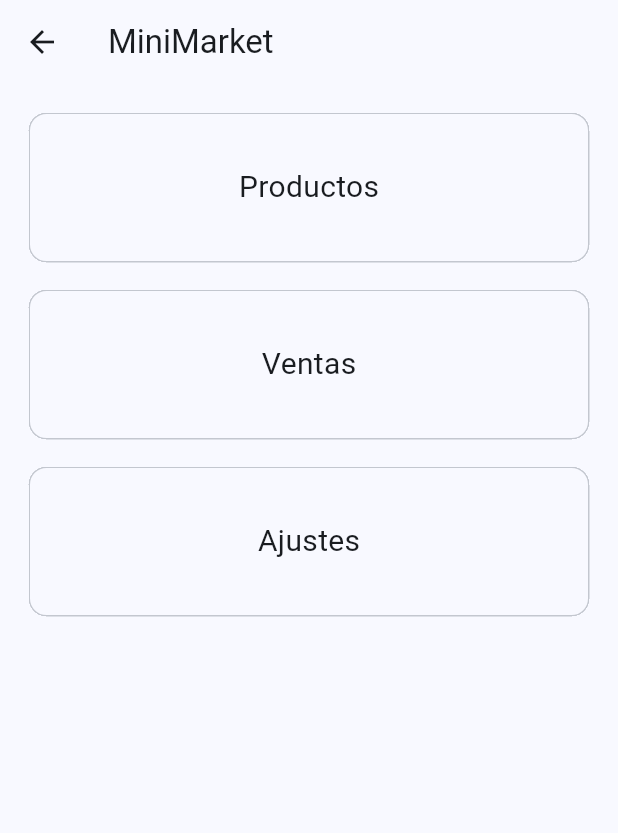
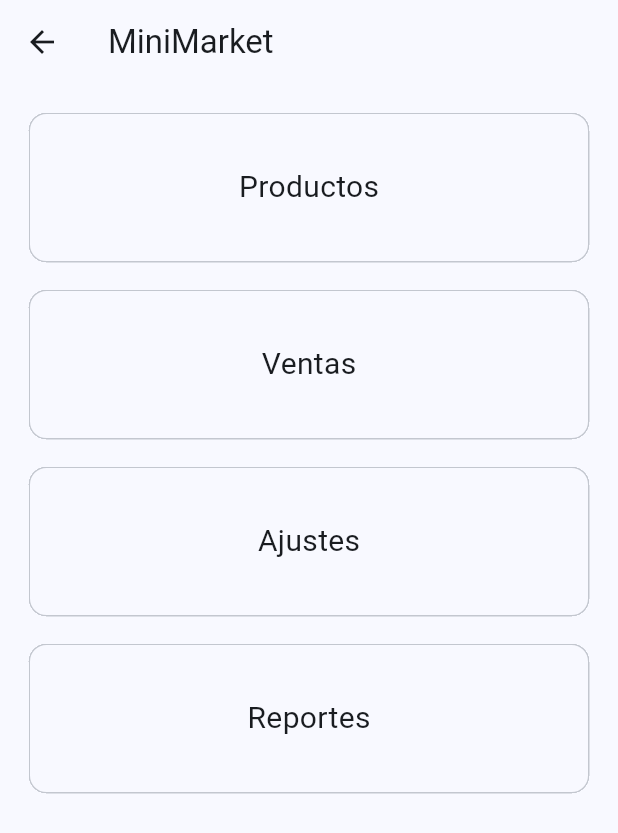
Before and after one commit to andrikesquer/minimarket, a Flutter app: the Home screen opened directly, on a phone screen of 412 x 824 dp. Shown: the top 833 px of the screen. Run offline on Flutter 3.47's test engine with Material 3 defaults, Android fonts, the light colour scheme and no system bars; our stand-ins replace dio, flutter_riverpod, flutter_secure_storage, go_router, objectbox, retrofit and 1 more; accounts and stored records are empty; generated files the repository leaves out were written again.

Commit message:
Starting the sales report screen.

```diff
--- a/lib/presentation/screens/home/widgets/toggle_screen.dart
+++ b/lib/presentation/screens/home/widgets/toggle_screen.dart
@@ -40,6 +40,11 @@ class ToggleScreen extends StatelessWidget {
             routeName: 'Ajustes',
             backgroundColor: Colors.transparent,
           ),
+          RouteCard(
+            route: 'reports',
+            routeName: 'Reportes',
+            backgroundColor: Colors.transparent,
+          ),
         ],
       ),
     );
--- a/lib/presentation/screens/screens.dart
+++ b/lib/presentation/screens/screens.dart
@@ -1,6 +1,7 @@
 export 'package:pos2/presentation/screens/home/home_screen.dart';
 export 'package:pos2/presentation/screens/login/login_screen.dart';
 export 'package:pos2/presentation/screens/products/products_screen.dart';
+export 'package:pos2/presentation/screens/reports/sales_report_screen.dart';
 export 'package:pos2/presentation/screens/sales/sales_screen.dart';
 export 'package:pos2/presentation/screens/sales/sell_screen.dart';
 export 'package:pos2/presentation/screens/sales/sales_history_screen.dart';
--- a/lib/routes/routes.dart
+++ b/lib/routes/routes.dart
@@ -57,6 +57,12 @@ class Routes {
           return Home(email: state.pathParameters['email']);
         },
       ),
+      GoRoute(
+        path: '/reports',
+        builder: (BuildContext context, GoRouterState state) {
+          return const SalesReports();
+        },
+      ),
     ],
   );
 }
```
Also changed, not shown: lib/presentation/screens/reports/widgets/sales_reports_app_bar.dart (added, +37 -0 lines).
